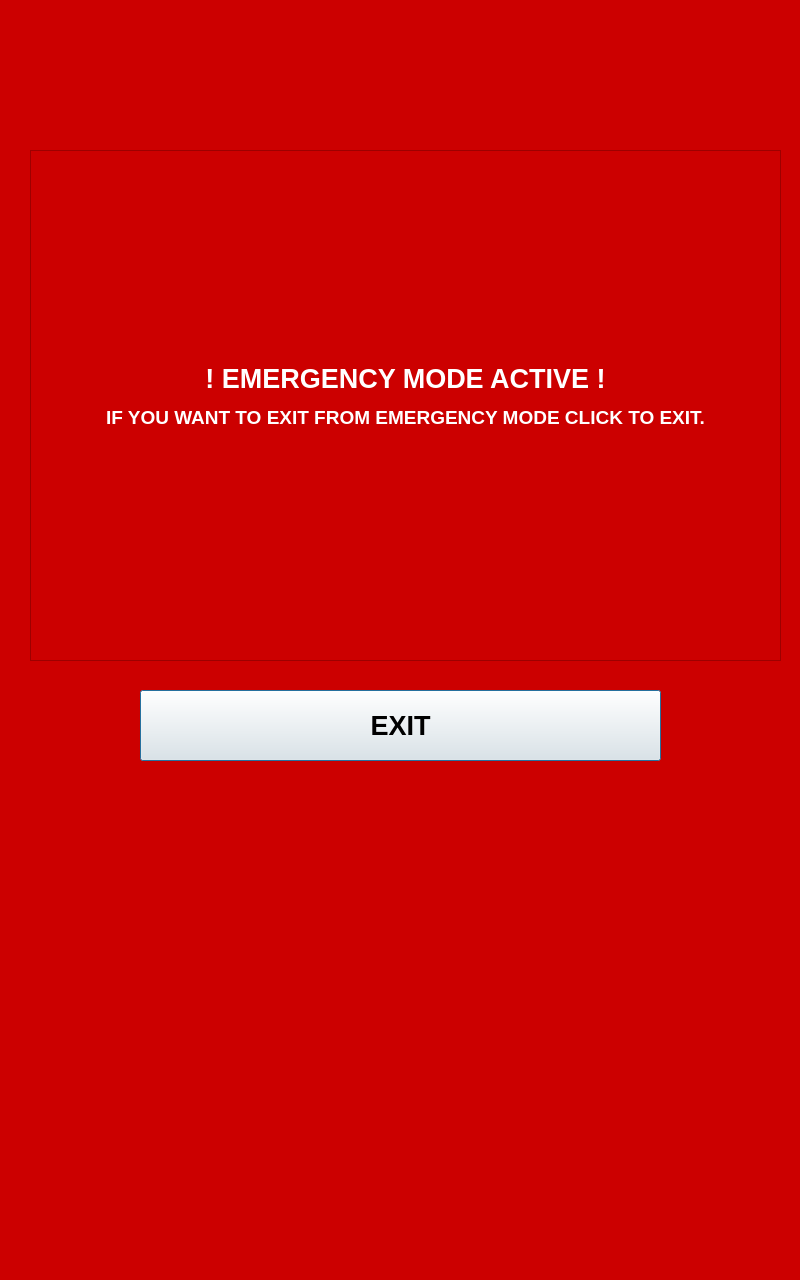
First picture: the form in emergency_window.ui, repository veysiadn/DebriderController, before the edit.
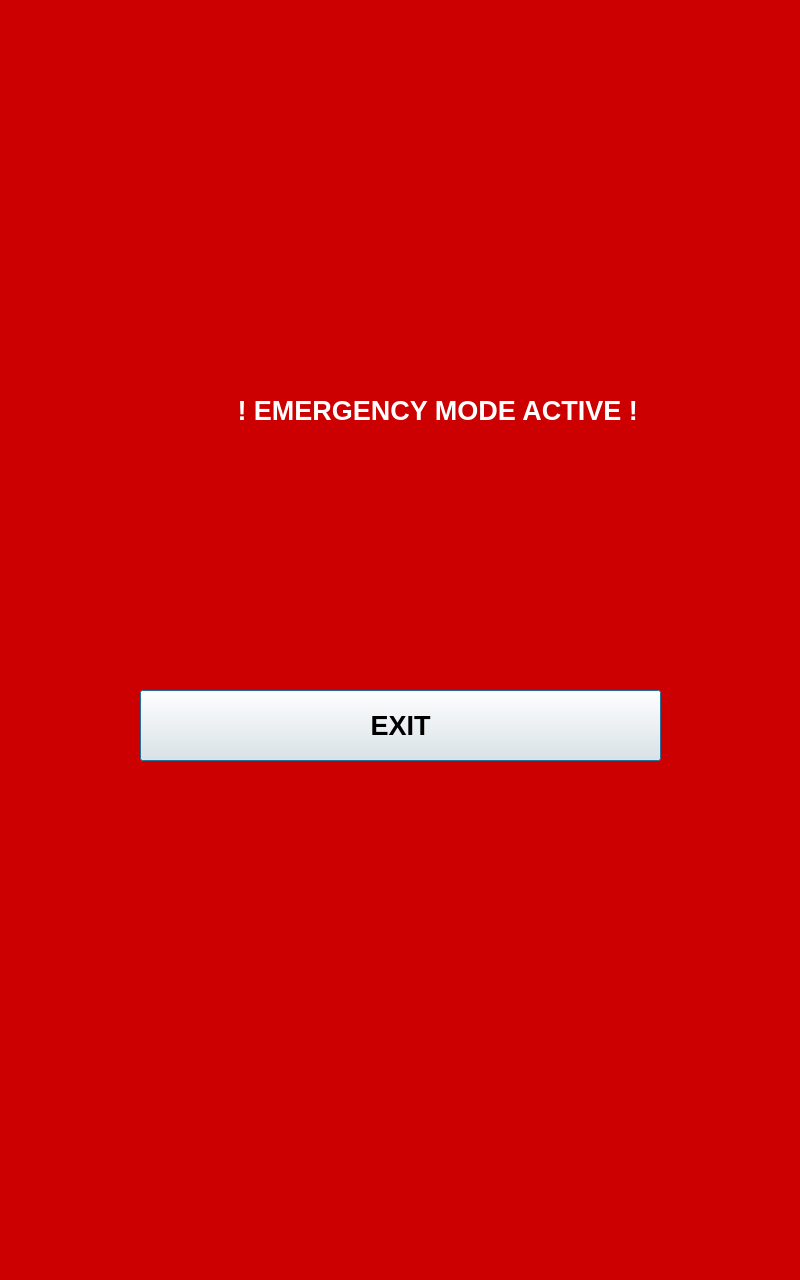
Second picture: the form after the edit.

Commit message: 7 AUG 2020 13:17 Veysi ADIN Emergency Window settings

```diff
--- a/emergency_window.ui
+++ b/emergency_window.ui
@@ -16,46 +16,6 @@
   <property name="styleSheet">
    <string notr="true">background-color: rgb(204, 0, 0);</string>
   </property>
-  <widget class="QTextEdit" name="txtEmergencyLabel">
-   <property name="enabled">
-    <bool>false</bool>
-   </property>
-   <property name="geometry">
-    <rect>
-     <x>30</x>
-     <y>150</y>
-     <width>751</width>
-     <height>511</height>
-    </rect>
-   </property>
-   <property name="sizePolicy">
-    <sizepolicy hsizetype="Expanding" vsizetype="Maximum">
-     <horstretch>0</horstretch>
-     <verstretch>0</verstretch>
-    </sizepolicy>
-   </property>
-   <property name="font">
-    <font>
-     <pointsize>20</pointsize>
-    </font>
-   </property>
-   <property name="html">
-    <string>&lt;!DOCTYPE HTML PUBLIC &quot;-//W3C//DTD HTML 4.0//EN&quot; &quot;http://www.w3.org/TR/REC-html40/strict.dtd&quot;&gt;
-&lt;html&gt;&lt;head&gt;&lt;meta name=&quot;qrichtext&quot; content=&quot;1&quot; /&gt;&lt;style type=&quot;text/css&quot;&gt;
-p, li { white-space: pre-wrap; }
-&lt;/style&gt;&lt;/head&gt;&lt;body style=&quot; font-family:'Noto Sans'; font-size:20pt; font-weight:400; font-style:normal;&quot;&gt;
-&lt;p align=&quot;center&quot; style=&quot;-qt-paragraph-type:empty; margin-top:12px; margin-bottom:12px; margin-left:0px; margin-right:0px; -qt-block-indent:0; text-indent:0px; font-size:9pt;&quot;&gt;&lt;br /&gt;&lt;/p&gt;
-&lt;p align=&quot;center&quot; style=&quot;-qt-paragraph-type:empty; margin-top:12px; margin-bottom:12px; margin-left:0px; margin-right:0px; -qt-block-indent:0; text-indent:0px; font-size:9pt; font-weight:600; color:#ffffff;&quot;&gt;&lt;br /&gt;&lt;/p&gt;
-&lt;p align=&quot;center&quot; style=&quot;-qt-paragraph-type:empty; margin-top:12px; margin-bottom:12px; margin-left:0px; margin-right:0px; -qt-block-indent:0; text-indent:0px; font-size:9pt; font-weight:600; color:#ffffff;&quot;&gt;&lt;br /&gt;&lt;/p&gt;
-&lt;p align=&quot;center&quot; style=&quot;-qt-paragraph-type:empty; margin-top:12px; margin-bottom:12px; margin-left:0px; margin-right:0px; -qt-block-indent:0; text-indent:0px; font-size:9pt; font-weight:600; color:#ffffff;&quot;&gt;&lt;br /&gt;&lt;/p&gt;
-&lt;p align=&quot;center&quot; style=&quot;-qt-paragraph-type:empty; margin-top:12px; margin-bottom:12px; margin-left:0px; margin-right:0px; -qt-block-indent:0; text-indent:0px; font-size:9pt; font-weight:600; color:#ffffff;&quot;&gt;&lt;br /&gt;&lt;/p&gt;
-&lt;p align=&quot;center&quot; style=&quot;-qt-paragraph-type:empty; margin-top:12px; margin-bottom:12px; margin-left:0px; margin-right:0px; -qt-block-indent:0; text-indent:0px; font-size:9pt; font-weight:600; color:#ffffff;&quot;&gt;&lt;br /&gt;&lt;/p&gt;
-&lt;p align=&quot;center&quot; style=&quot;-qt-paragraph-type:empty; margin-top:12px; margin-bottom:12px; margin-left:0px; margin-right:0px; -qt-block-indent:0; text-indent:0px; font-size:9pt; font-weight:600; color:#ffffff;&quot;&gt;&lt;br /&gt;&lt;/p&gt;
-&lt;p align=&quot;center&quot; style=&quot;-qt-paragraph-type:empty; margin-top:12px; margin-bottom:12px; margin-left:0px; margin-right:0px; -qt-block-indent:0; text-indent:0px; font-size:9pt; font-weight:600; color:#ffffff;&quot;&gt;&lt;br /&gt;&lt;/p&gt;
-&lt;p align=&quot;center&quot; style=&quot; margin-top:12px; margin-bottom:12px; margin-left:0px; margin-right:0px; -qt-block-indent:0; text-indent:0px;&quot;&gt;&lt;span style=&quot; font-weight:600; color:#ffffff;&quot;&gt;! EMERGENCY MODE ACTIVE !&lt;/span&gt;&lt;/p&gt;
-&lt;p align=&quot;center&quot; style=&quot; margin-top:12px; margin-bottom:12px; margin-left:0px; margin-right:0px; -qt-block-indent:0; text-indent:0px;&quot;&gt;&lt;span style=&quot; font-size:14pt; font-weight:600; color:#ffffff;&quot;&gt;IF YOU WANT TO EXIT FROM EMERGENCY MODE CLICK TO EXIT.&lt;/span&gt;&lt;/p&gt;&lt;/body&gt;&lt;/html&gt;</string>
-   </property>
-  </widget>
   <widget class="QPushButton" name="btnEmergencyExit">
    <property name="geometry">
     <rect>
@@ -85,6 +45,29 @@
     <string>EXIT</string>
    </property>
   </widget>
+  <widget class="QLabel" name="lblEmergencyTxt">
+   <property name="geometry">
+    <rect>
+     <x>50</x>
+     <y>160</y>
+     <width>711</width>
+     <height>501</height>
+    </rect>
+   </property>
+   <property name="font">
+    <font>
+     <pointsize>20</pointsize>
+     <weight>75</weight>
+     <bold>true</bold>
+    </font>
+   </property>
+   <property name="styleSheet">
+    <string notr="true">color: rgb(255, 255, 255);</string>
+   </property>
+   <property name="text">
+    <string>                         ! EMERGENCY MODE ACTIVE !</string>
+   </property>
+  </widget>
  </widget>
  <resources/>
  <connections/>
```
The commit also changes 9 other files.
